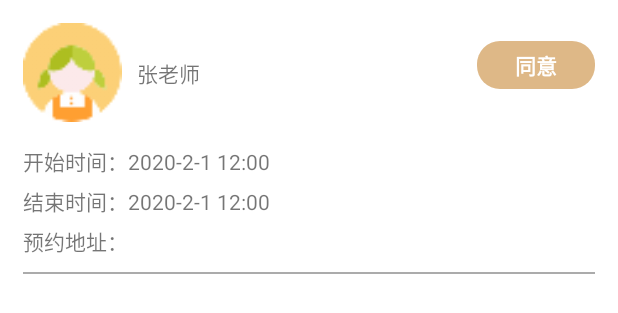
After one commit to KarenKaKa/StudentHelp, an Android app: the layout item_order_list.xml on its own in the app's theme, with its tools: preview values and no code run, on a phone screen of 412 x 824 dp. The commit adds this screen. Shown: the top 313 px of the screen. Run offline under Robolectric (Android 15) with nearby library versions, the phone set to English and light mode, and no system bars.

Commit message:
我的预约页面完成

```diff
--- a/app/src/main/AndroidManifest.xml
+++ b/app/src/main/AndroidManifest.xml
@@ -16,7 +16,8 @@
         android:networkSecurityConfig="@xml/network_security_config"
         android:supportsRtl="true"
         android:theme="@style/Theme.StudentHelp">
-        <activity android:name=".module.teachers.OrderActivity"></activity>
+        <activity android:name=".module.main.order.OrderListActivity"></activity>
+        <activity android:name=".module.main.order.OrderActivity" />
         <activity android:name=".module.userinfo.EditUserInfoActivity" />
         <activity
             android:name=".module.teacher.PublishActivity"
--- a/app/src/main/java/com/consultation/studenthelp/module/main/mine/MineFragment.java
+++ b/app/src/main/java/com/consultation/studenthelp/module/main/mine/MineFragment.java
@@ -13,6 +13,7 @@ import com.consultation.studenthelp.base.BaseFragment;
 import com.consultation.studenthelp.base.BasePresenter;
 import com.consultation.studenthelp.databinding.FragmentMineBinding;
 import com.consultation.studenthelp.module.login.LoginActivity;
+import com.consultation.studenthelp.module.main.order.OrderListActivity;
 import com.consultation.studenthelp.module.userinfo.EditUserInfoActivity;
 import com.consultation.studenthelp.utils.UserSpUtils;
 
@@ -68,7 +69,7 @@ public class MineFragment extends BaseFragment implements View.OnClickListener {
         } else if (id == R.id.tvConsults) {
             startActivity(new Intent(getActivity(), MyConversationListActivity.class));
         } else if (id == R.id.tvAppointment) {
-            toast("我的预约");
+            startActivity(new Intent(getActivity(), OrderListActivity.class));
         } else if (id == R.id.tvTests) {
             toast("测试记录");
         } else if (id == R.id.tvTeachers) {
--- a/app/src/main/java/com/consultation/studenthelp/module/teachers/OrderActivity.java
+++ b/app/src/main/java/com/consultation/studenthelp/module/main/order/OrderActivity.java
@@ -1,4 +1,4 @@
-package com.consultation.studenthelp.module.teachers;
+package com.consultation.studenthelp.module.main.order;
 
 import android.app.DatePickerDialog;
 import android.app.TimePickerDialog;
--- a/app/src/main/java/com/consultation/studenthelp/module/teacher/TeacherMainActivity.java
+++ b/app/src/main/java/com/consultation/studenthelp/module/teacher/TeacherMainActivity.java
@@ -11,6 +11,7 @@ import com.consultation.studenthelp.base.BaseActivity;
 import com.consultation.studenthelp.base.BasePresenter;
 import com.consultation.studenthelp.databinding.ActivityTeacherMainBinding;
 import com.consultation.studenthelp.module.login.LoginActivity;
+import com.consultation.studenthelp.module.main.order.OrderListActivity;
 import com.consultation.studenthelp.module.userinfo.EditUserInfoActivity;
 import com.consultation.studenthelp.utils.UserSpUtils;
 
@@ -50,7 +51,7 @@ public class TeacherMainActivity extends BaseActivity implements View.OnClickLis
         } else if (id == R.id.tvMessage) {
             toast("留言列表");
         } else if (id == R.id.tvAppointment) {
-            toast("预约列表");
+            startActivity(new Intent(this, OrderListActivity.class));
         } else if (id == R.id.tvTests) {
             toast("发布测试");
         } else if (id == R.id.tvArt) {
--- a/app/src/main/java/com/consultation/studenthelp/module/teachers/TeachersAdapter.java
+++ b/app/src/main/java/com/consultation/studenthelp/module/teachers/TeachersAdapter.java
@@ -14,6 +14,7 @@ import androidx.annotation.NonNull;
 import androidx.recyclerview.widget.RecyclerView;
 
 import com.consultation.studenthelp.R;
+import com.consultation.studenthelp.module.main.order.OrderActivity;
 import com.consultation.studenthelp.net.vo.LabelsInfo;
 import com.consultation.studenthelp.net.vo.UserInfo;
 
--- a/app/src/main/java/com/consultation/studenthelp/net/vo/OrderInfo.java
+++ b/app/src/main/java/com/consultation/studenthelp/net/vo/OrderInfo.java
@@ -12,4 +12,5 @@ public class OrderInfo extends BaseTableInfo {
     public static final String ORDER_START_TIME = "start_time";
     public static final String ORDER_END_TIME = "end_time";
     public static final String ORDER_ADDRESS = "address";
+    public static final String ORDER_AGREE = "agree";
 }
--- /dev/null
+++ b/app/src/main/res/layout/item_order_list.xml
@@ -0,0 +1,75 @@
+<?xml version="1.0" encoding="utf-8"?>
+<layout xmlns:app="http://schemas.android.com/apk/res-auto">
+
+    <androidx.constraintlayout.widget.ConstraintLayout xmlns:android="http://schemas.android.com/apk/res/android"
+        android:layout_width="match_parent"
+        android:layout_height="wrap_content"
+        android:paddingHorizontal="15dp"
+        android:paddingTop="15dp">
+
+        <ImageView
+            android:id="@+id/ivHead"
+            android:layout_width="66dp"
+            android:layout_height="66dp"
+            android:src="@drawable/icon_home_head"
+            app:layout_constraintLeft_toLeftOf="parent"
+            app:layout_constraintTop_toTopOf="parent" />
+
+        <TextView
+            android:id="@+id/name"
+            android:layout_width="wrap_content"
+            android:layout_height="wrap_content"
+            android:layout_marginLeft="10dp"
+            android:text="张老师"
+            app:layout_constraintBottom_toBottomOf="@+id/ivHead"
+            app:layout_constraintLeft_toRightOf="@+id/ivHead"
+            app:layout_constraintTop_toTopOf="@+id/ivHead" />
+
+        <TextView
+            android:id="@+id/start"
+            android:layout_width="match_parent"
+            android:layout_height="wrap_content"
+            android:layout_marginTop="15dp"
+            android:text="开始时间：2020-2-1 12:00"
+            app:layout_constraintTop_toBottomOf="@+id/ivHead" />
+
+        <TextView
+            android:id="@+id/end"
+            android:layout_width="match_parent"
+            android:layout_height="wrap_content"
+            android:layout_marginTop="5dp"
+            android:text="结束时间：2020-2-1 12:00"
+            app:layout_constraintTop_toBottomOf="@+id/start" />
+
+        <TextView
+            android:id="@+id/address"
+            android:layout_width="match_parent"
+            android:layout_height="wrap_content"
+            android:layout_marginTop="5dp"
+            android:text="预约地址："
+            app:layout_constraintTop_toBottomOf="@+id/end" />
+
+        <View
+            android:layout_width="match_parent"
+            android:layout_height="1dp"
+            android:layout_marginTop="10dp"
+            android:background="@color/gray"
+            app:layout_constraintTop_toBottomOf="@+id/address" />
+
+        <TextView
+            android:id="@+id/tvChat"
+            android:layout_width="wrap_content"
+            android:layout_height="wrap_content"
+            android:layout_marginBottom="10dp"
+            android:background="@drawable/shape_solid_deb887_15"
+            android:paddingHorizontal="25dp"
+            android:paddingVertical="5dp"
+            android:text="同意"
+            android:textColor="@color/white"
+            android:textSize="14sp"
+            android:textStyle="bold"
+            app:layout_constraintBottom_toBottomOf="@+id/ivHead"
+            app:layout_constraintRight_toRightOf="parent"
+            app:layout_constraintTop_toTopOf="@id/ivHead" />
+    </androidx.constraintlayout.widget.ConstraintLayout>
+</layout>
```
Also changed, not shown: app/src/main/java/com/consultation/studenthelp/module/SplashActivity.java (+21 -0 lines), app/src/main/java/com/consultation/studenthelp/module/login/LoginActivity.java (+21 -0 lines), app/src/main/java/com/consultation/studenthelp/module/main/MainActivity.java (+2 -20 lines), app/src/main/java/com/consultation/studenthelp/module/main/order/OrderListActivity.java (added, +85 -0 lines), app/src/main/java/com/consultation/studenthelp/module/main/order/OrderListAdapter.java (added, +102 -0 lines), app/src/main/res/layout/activity_order_list.xml (added, +47 -0 lines).
